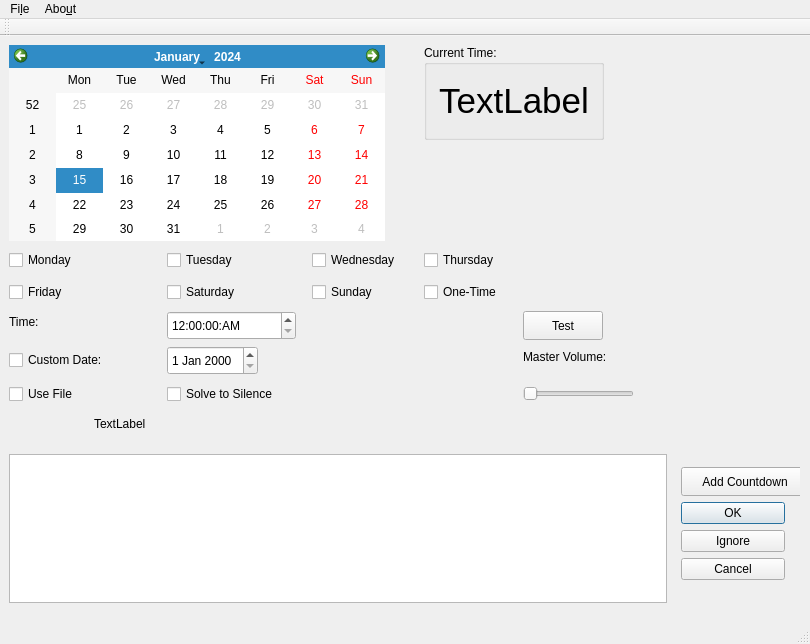
Before: the Qt Designer form mainwindow.ui in NyyWlTekk/QTalarm-Enhanced, drawn with Qt 5.
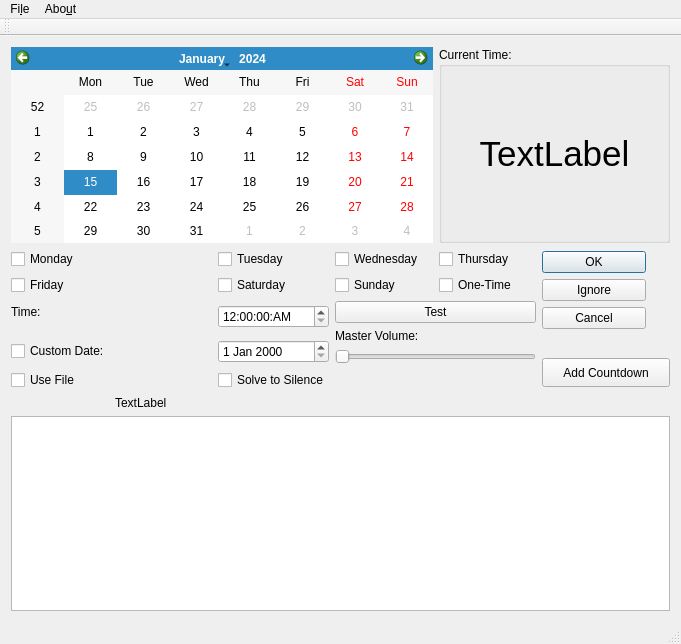
After: the same form once the commit is applied. Icons and pictures are not drawn.

Patch:
```diff
--- a/mainwindow.ui
+++ b/mainwindow.ui
@@ -9,7 +9,7 @@
    <rect>
     <x>0</x>
     <y>0</y>
-    <width>810</width>
+    <width>681</width>
     <height>644</height>
    </rect>
   </property>
@@ -24,177 +24,43 @@
    <bool>false</bool>
   </property>
   <widget class="QWidget" name="centralWidget">
-   <widget class="QCalendarWidget" name="calendarWidget">
-    <property name="geometry">
-     <rect>
-      <x>9</x>
-      <y>9</y>
-      <width>376</width>
-      <height>196</height>
-     </rect>
-    </property>
-   </widget>
-   <widget class="QCheckBox" name="chkSun">
-    <property name="geometry">
-     <rect>
-      <x>312</x>
-      <y>243</y>
-      <width>77</width>
-      <height>26</height>
-     </rect>
-    </property>
-    <property name="text">
-     <string>Sunday</string>
-    </property>
-   </widget>
-   <widget class="QLabel" name="txtSoundPath">
-    <property name="geometry">
-     <rect>
-      <x>94</x>
-      <y>377</y>
-      <width>67</width>
-      <height>21</height>
-     </rect>
-    </property>
-    <property name="text">
-     <string>TextLabel</string>
-    </property>
-   </widget>
-   <widget class="QCheckBox" name="chkSounds">
-    <property name="geometry">
-     <rect>
-      <x>9</x>
-      <y>345</y>
-      <width>79</width>
-      <height>26</height>
-     </rect>
-    </property>
-    <property name="text">
-     <string>Use File</string>
-    </property>
-   </widget>
-   <widget class="QCheckBox" name="chkThurs">
-    <property name="geometry">
-     <rect>
-      <x>424</x>
-      <y>211</y>
-      <width>90</width>
-      <height>26</height>
-     </rect>
-    </property>
-    <property name="text">
-     <string>Thursday</string>
-    </property>
-   </widget>
-   <widget class="QTimeEdit" name="timeEdit">
-    <property name="geometry">
-     <rect>
-      <x>167</x>
-      <y>275</y>
-      <width>129</width>
-      <height>29</height>
-     </rect>
-    </property>
-    <property name="displayFormat">
-     <string>hh:mm:ss:AP</string>
-    </property>
-   </widget>
-   <widget class="QCheckBox" name="chkMon">
-    <property name="geometry">
-     <rect>
-      <x>9</x>
-      <y>211</y>
-      <width>82</width>
-      <height>26</height>
-     </rect>
-    </property>
-    <property name="text">
-     <string>Monday</string>
-    </property>
-   </widget>
+   <layout class="QGridLayout" name="gridLayout">
+    <item row="2" column="2">
    <widget class="QCheckBox" name="chkSat">
-    <property name="geometry">
-     <rect>
-      <x>167</x>
-      <y>243</y>
-      <width>87</width>
-      <height>26</height>
-     </rect>
-    </property>
     <property name="text">
      <string>Saturday</string>
     </property>
    </widget>
+    </item>
+    <item row="5" column="0" rowspan="2" colspan="2">
    <widget class="QCheckBox" name="chkCustom">
-    <property name="geometry">
-     <rect>
-      <x>9</x>
-      <y>311</y>
-      <width>120</width>
-      <height>26</height>
-     </rect>
-    </property>
     <property name="text">
      <string>Custom Date:</string>
     </property>
    </widget>
-   <widget class="QCheckBox" name="chkBastard">
-    <property name="geometry">
-     <rect>
-      <x>167</x>
-      <y>345</y>
-      <width>133</width>
-      <height>26</height>
-     </rect>
-    </property>
-    <property name="cursor">
-     <cursorShape>PointingHandCursor</cursorShape>
-    </property>
-    <property name="toolTip">
-     <string extracomment="Force math questions to disable alarm"/>
-    </property>
+    </item>
+    <item row="1" column="3">
+     <widget class="QCheckBox" name="chkWed">
     <property name="text">
-     <string>Solve to Silence</string>
-    </property>
-   </widget>
-   <widget class="QLabel" name="label">
-    <property name="geometry">
-     <rect>
-      <x>523</x>
-      <y>310</y>
-      <width>111</width>
-      <height>21</height>
-     </rect>
-    </property>
+       <string>Wednesday</string>
+      </property>
+     </widget>
+    </item>
+    <item row="2" column="0">
+     <widget class="QCheckBox" name="chkFri">
     <property name="text">
-     <string>Master Volume:</string>
-    </property>
-   </widget>
-   <widget class="QCheckBox" name="chkTues">
-    <property name="geometry">
-     <rect>
-      <x>167</x>
-      <y>211</y>
-      <width>82</width>
-      <height>26</height>
-     </rect>
-    </property>
-    <property name="text">
-     <string>Tuesday</string>
-    </property>
-   </widget>
+       <string>Friday</string>
+      </property>
+     </widget>
+    </item>
+    <item row="5" column="2" rowspan="2">
+     <widget class="QDateEdit" name="CustEdit"/>
+    </item>
+    <item row="0" column="4" colspan="2">
    <widget class="QGroupBox" name="groupBox">
     <property name="enabled">
      <bool>true</bool>
     </property>
-    <property name="geometry">
-     <rect>
-      <x>424</x>
-      <y>9</y>
-      <width>180</width>
-      <height>95</height>
-     </rect>
-    </property>
     <property name="acceptDrops">
      <bool>false</bool>
     </property>
@@ -237,148 +103,39 @@
      </item>
     </layout>
    </widget>
-   <widget class="QPushButton" name="TestBtn">
-    <property name="geometry">
-     <rect>
-      <x>523</x>
-      <y>275</y>
-      <width>80</width>
-      <height>29</height>
-     </rect>
-    </property>
-    <property name="text">
-     <string>Test</string>
-    </property>
-   </widget>
-   <widget class="QListWidget" name="listWidget">
-    <property name="geometry">
-     <rect>
-      <x>9</x>
-      <y>418</y>
-      <width>658</width>
-      <height>149</height>
-     </rect>
-    </property>
-   </widget>
-   <widget class="QCheckBox" name="chkWed">
-    <property name="geometry">
-     <rect>
-      <x>312</x>
-      <y>211</y>
-      <width>106</width>
-      <height>26</height>
-     </rect>
-    </property>
-    <property name="text">
-     <string>Wednesday</string>
-    </property>
-   </widget>
-   <widget class="QDateEdit" name="CustEdit">
-    <property name="geometry">
-     <rect>
-      <x>167</x>
-      <y>310</y>
-      <width>91</width>
-      <height>29</height>
-     </rect>
-    </property>
-   </widget>
-   <widget class="QCheckBox" name="chkFri">
-    <property name="geometry">
-     <rect>
-      <x>9</x>
-      <y>243</y>
-      <width>68</width>
-      <height>26</height>
-     </rect>
-    </property>
-    <property name="text">
-     <string>Friday</string>
-    </property>
-   </widget>
-   <widget class="QLabel" name="lblTime">
-    <property name="geometry">
-     <rect>
-      <x>9</x>
-      <y>275</y>
-      <width>39</width>
-      <height>21</height>
-     </rect>
-    </property>
-    <property name="text">
-     <string>Time:</string>
-    </property>
-   </widget>
+    </item>
+    <item row="6" column="3" colspan="2">
    <widget class="QSlider" name="VolumeSlider">
-    <property name="geometry">
-     <rect>
-      <x>523</x>
-      <y>350</y>
-      <width>111</width>
-      <height>16</height>
-     </rect>
-    </property>
     <property name="orientation">
      <enum>Qt::Orientation::Horizontal</enum>
     </property>
    </widget>
-   <widget class="QCheckBox" name="chkOnshot">
-    <property name="geometry">
-     <rect>
-      <x>424</x>
-      <y>243</y>
-      <width>93</width>
-      <height>26</height>
-     </rect>
-    </property>
+    </item>
+    <item row="7" column="2">
+     <widget class="QCheckBox" name="chkBastard">
+      <property name="cursor">
+       <cursorShape>PointingHandCursor</cursorShape>
+      </property>
+      <property name="toolTip">
+       <string extracomment="Force math questions to disable alarm"/>
+      </property>
     <property name="text">
-     <string>One-Time</string>
-    </property>
-   </widget>
-   <widget class="QWidget" name="layoutWidget">
-    <property name="geometry">
-     <rect>
-      <x>670</x>
-      <y>420</y>
-      <width>130</width>
-      <height>151</height>
-     </rect>
-    </property>
+       <string>Solve to Silence</string>
+      </property>
+     </widget>
+    </item>
+    <item row="1" column="2">
+     <widget class="QCheckBox" name="chkTues">
+      <property name="text">
+       <string>Tuesday</string>
+      </property>
+     </widget>
+    </item>
+    <item row="9" column="0" colspan="6">
+     <widget class="QListWidget" name="listWidget"/>
+    </item>
+    <item row="1" column="5" rowspan="7">
     <layout class="QVBoxLayout" name="verticalLayout">
-     <item>
-      <widget class="QPushButton" name="btnCountdown">
-       <property name="sizePolicy">
-        <sizepolicy hsizetype="Fixed" vsizetype="Fixed">
-         <horstretch>0</horstretch>
-         <verstretch>0</verstretch>
-        </sizepolicy>
-       </property>
-       <property name="minimumSize">
-        <size>
-         <width>128</width>
-         <height>29</height>
-        </size>
-       </property>
-       <property name="maximumSize">
-        <size>
-         <width>128</width>
-         <height>29</height>
-        </size>
-       </property>
-       <property name="baseSize">
-        <size>
-         <width>0</width>
-         <height>0</height>
-        </size>
-       </property>
-       <property name="contextMenuPolicy">
-        <enum>Qt::ContextMenuPolicy::CustomContextMenu</enum>
-       </property>
-       <property name="text">
-        <string>Add Countdown</string>
-       </property>
-      </widget>
-     </item>
      <item>
       <widget class="QDialogButtonBox" name="listAlmBtn">
        <property name="sizePolicy">
@@ -413,15 +170,123 @@
        </property>
       </widget>
      </item>
-    </layout>
-   </widget>
+      <item>
+       <widget class="QPushButton" name="btnCountdown">
+        <property name="sizePolicy">
+         <sizepolicy hsizetype="Fixed" vsizetype="Fixed">
+          <horstretch>0</horstretch>
+          <verstretch>0</verstretch>
+         </sizepolicy>
+        </property>
+        <property name="minimumSize">
+         <size>
+          <width>128</width>
+          <height>29</height>
+         </size>
+        </property>
+        <property name="maximumSize">
+         <size>
+          <width>128</width>
+          <height>29</height>
+         </size>
+        </property>
+        <property name="baseSize">
+         <size>
+          <width>0</width>
+          <height>0</height>
+         </size>
+        </property>
+        <property name="contextMenuPolicy">
+         <enum>Qt::ContextMenuPolicy::CustomContextMenu</enum>
+        </property>
+        <property name="text">
+         <string>Add Countdown</string>
+        </property>
+       </widget>
+      </item>
+     </layout>
+    </item>
+    <item row="2" column="4">
+     <widget class="QCheckBox" name="chkOnshot">
+      <property name="text">
+       <string>One-Time</string>
+      </property>
+     </widget>
+    </item>
+    <item row="1" column="4">
+     <widget class="QCheckBox" name="chkThurs">
+      <property name="text">
+       <string>Thursday</string>
+      </property>
+     </widget>
+    </item>
+    <item row="2" column="3">
+     <widget class="QCheckBox" name="chkSun">
+      <property name="text">
+       <string>Sunday</string>
+      </property>
+     </widget>
+    </item>
+    <item row="3" column="2" rowspan="2">
+     <widget class="QTimeEdit" name="timeEdit">
+      <property name="displayFormat">
+       <string>hh:mm:ss:AP</string>
+      </property>
+     </widget>
+    </item>
+    <item row="8" column="1">
+     <widget class="QLabel" name="txtSoundPath">
+      <property name="text">
+       <string>TextLabel</string>
+      </property>
+     </widget>
+    </item>
+    <item row="4" column="3" rowspan="2" colspan="2">
+     <widget class="QLabel" name="label">
+      <property name="text">
+       <string>Master Volume:</string>
+      </property>
+     </widget>
+    </item>
+    <item row="1" column="0">
+     <widget class="QCheckBox" name="chkMon">
+      <property name="text">
+       <string>Monday</string>
+      </property>
+     </widget>
+    </item>
+    <item row="7" column="0">
+     <widget class="QCheckBox" name="chkSounds">
+      <property name="text">
+       <string>Use File</string>
+      </property>
+     </widget>
+    </item>
+    <item row="0" column="0" colspan="4">
+     <widget class="QCalendarWidget" name="calendarWidget"/>
+    </item>
+    <item row="3" column="0">
+     <widget class="QLabel" name="lblTime">
+      <property name="text">
+       <string>Time:</string>
+      </property>
+     </widget>
+    </item>
+    <item row="3" column="3" colspan="2">
+     <widget class="QPushButton" name="TestBtn">
+      <property name="text">
+       <string>Test</string>
+      </property>
+     </widget>
+    </item>
+   </layout>
   </widget>
   <widget class="QMenuBar" name="menuBar">
    <property name="geometry">
     <rect>
      <x>0</x>
      <y>0</y>
-     <width>810</width>
+     <width>681</width>
      <height>26</height>
     </rect>
    </property>
```
Lines whose indentation alone changed are shown as unchanged.
